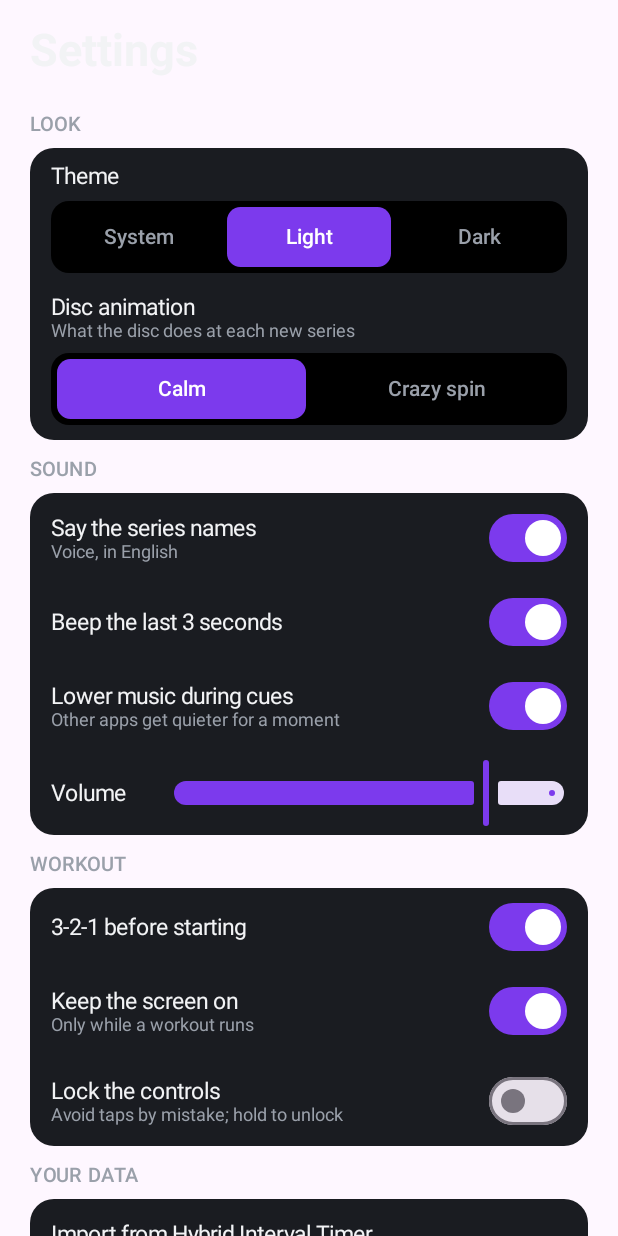
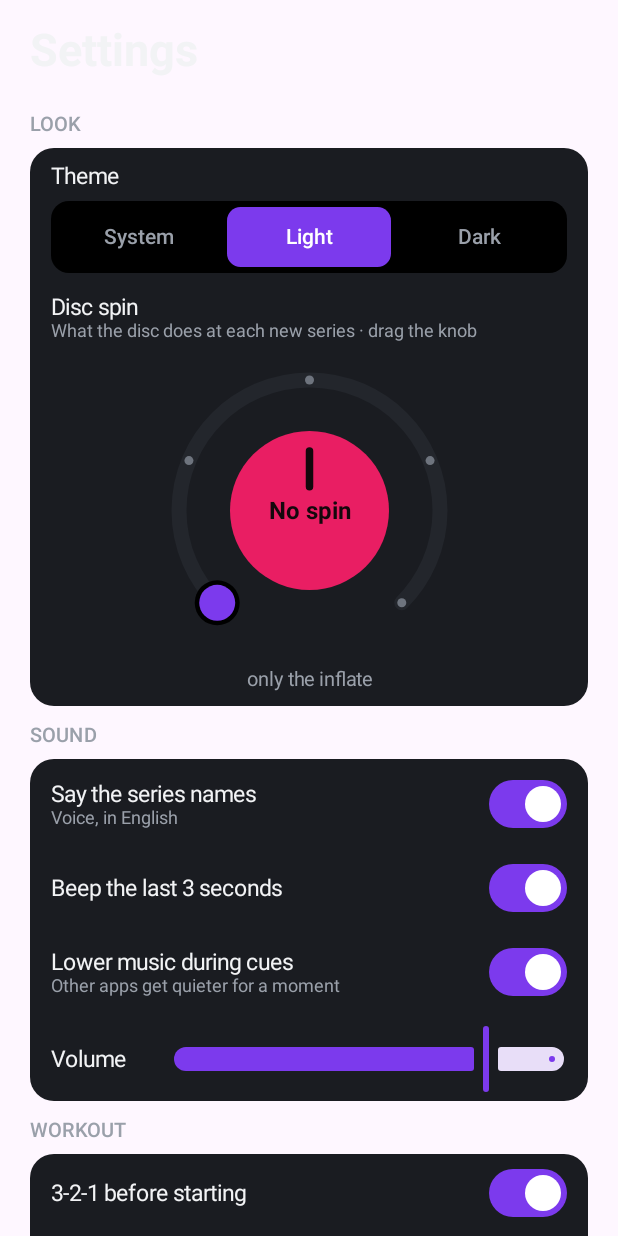
Before and after one commit to FrancescoRuscelli/intervals, an Android app built with Jetpack Compose: the composable SettingsScreen shown on its own in the app's theme, on a phone screen of 412 x 824 dp. Run offline under Robolectric (Android 15) with nearby library versions, the phone set to English and light mode, and no system bars.

Commit message:
Disc spin as a circular slider with five stops: no spin, a little, more, crazy, always

```diff
--- a/app/src/main/kotlin/app/intervals/ui/App.kt
+++ b/app/src/main/kotlin/app/intervals/ui/App.kt
@@ -1,5 +1,6 @@
 package app.intervals.ui
 
+import app.intervals.core.spinLevel
 import androidx.activity.compose.BackHandler
 import androidx.compose.foundation.background
 import androidx.compose.foundation.layout.Arrangement
@@ -75,7 +76,7 @@ fun App(vm: AppViewModel) {
             when (val top = vm.overlays.lastOrNull()) {
                 Overlay.EditWorkout -> EditWorkoutScreen(vm)
                 is Overlay.EditSeries -> EditSeriesScreen(vm, top)
-                Overlay.Player -> vm.player?.let { app.intervals.player.PlayerScreen(it, settings.keepScreenOn, settings.discAnimation) { it.stop() } }
+                Overlay.Player -> vm.player?.let { app.intervals.player.PlayerScreen(it, settings.keepScreenOn, settings.spinLevel) { it.stop() } }
                 is Overlay.GymLog -> app.intervals.ui.gym.GymLogScreen(vm, top.exerciseId, top.day)
                 Overlay.Settings -> androidx.compose.foundation.layout.Column(
                     Modifier.fillMaxSize().background(p.bg).statusBarsPadding().navigationBarsPadding(),
--- a/app/src/main/kotlin/app/intervals/ui/settings/SettingsScreen.kt
+++ b/app/src/main/kotlin/app/intervals/ui/settings/SettingsScreen.kt
@@ -1,5 +1,6 @@
 package app.intervals.ui.settings
 
+import app.intervals.core.spinLevel
 import androidx.activity.compose.rememberLauncherForActivityResult
 import androidx.activity.result.contract.ActivityResultContracts
 import androidx.compose.foundation.background
@@ -81,9 +82,9 @@ fun SettingsScreen(vm: AppViewModel) {
         Group("Look") {
             Text("Theme", color = p.text, fontSize = 15.sp, modifier = Modifier.padding(top = 10.dp, bottom = 8.dp))
             Segmented(listOf("System", "Light", "Dark"), s.theme.ordinal) { i -> set { it.copy(theme = ThemeMode.entries[i]) } }
-            Text("Disc animation", color = p.text, fontSize = 15.sp, modifier = Modifier.padding(top = 14.dp))
-            Text("What the disc does at each new series", color = p.muted, fontSize = 12.sp, modifier = Modifier.padding(bottom = 8.dp))
-            Segmented(listOf("Calm", "Crazy spin"), s.discAnimation.ordinal) { i -> set { it.copy(discAnimation = DiscAnimation.entries[i]) } }
+            Text("Disc spin", color = p.text, fontSize = 15.sp, modifier = Modifier.padding(top = 14.dp))
+            Text("What the disc does at each new series · drag the knob", color = p.muted, fontSize = 12.sp, modifier = Modifier.padding(bottom = 8.dp))
+            SpinDial(s.spinLevel) { lvl -> set { it.copy(spin = lvl, discAnimation = if (lvl >= 3) DiscAnimation.CRAZY_SPIN else DiscAnimation.CALM) } }
             Spacer(Modifier.height(10.dp))
         }
 
--- /dev/null
+++ b/app/src/main/kotlin/app/intervals/ui/settings/SpinDial.kt
@@ -0,0 +1,127 @@
+package app.intervals.ui.settings
+
+import androidx.compose.animation.core.animateFloat
+import androidx.compose.animation.core.Animatable
+import androidx.compose.animation.core.FastOutSlowInEasing
+import androidx.compose.animation.core.LinearEasing
+import androidx.compose.animation.core.infiniteRepeatable
+import androidx.compose.animation.core.rememberInfiniteTransition
+import androidx.compose.animation.core.tween
+import androidx.compose.foundation.Canvas
+import androidx.compose.foundation.gestures.detectDragGestures
+import androidx.compose.foundation.gestures.detectTapGestures
+import androidx.compose.foundation.layout.Box
+import androidx.compose.foundation.layout.Column
+import androidx.compose.foundation.layout.fillMaxSize
+import androidx.compose.foundation.layout.fillMaxWidth
+import androidx.compose.foundation.layout.size
+import androidx.compose.material3.Text
+import androidx.compose.runtime.Composable
+import androidx.compose.runtime.LaunchedEffect
+import androidx.compose.runtime.getValue
+import androidx.compose.runtime.mutableIntStateOf
+import androidx.compose.runtime.remember
+import androidx.compose.runtime.setValue
+import androidx.compose.ui.Alignment
+import androidx.compose.ui.Modifier
+import androidx.compose.ui.geometry.Offset
+import androidx.compose.ui.geometry.Size
+import androidx.compose.ui.graphics.Color
+import androidx.compose.ui.graphics.StrokeCap
+import androidx.compose.ui.graphics.drawscope.Stroke
+import androidx.compose.ui.graphics.drawscope.rotate
+import androidx.compose.ui.input.pointer.pointerInput
+import androidx.compose.ui.semantics.contentDescription
+import androidx.compose.ui.semantics.semantics
+import androidx.compose.ui.semantics.setProgress
+import androidx.compose.ui.text.font.FontWeight
+import androidx.compose.ui.text.style.TextAlign
+import androidx.compose.ui.unit.dp
+import androidx.compose.ui.unit.sp
+import app.intervals.core.SPIN_LABELS
+import app.intervals.ui.LocalPalette
+import kotlin.math.atan2
+import kotlin.math.cos
+import kotlin.math.sin
+
+private const val START = 135f // degrees, the arc runs clockwise from bottom-left…
+private const val SWEEP = 270f // …to bottom-right
+private val SUB = listOf("only the inflate", "a quick quarter turn", "one turn, the rings sway", "1.5 turns, the rings swing", "turns all the time")
+
+/** A circular slider for the disc spin (0 none … 4 always): drag the knob or tap a stop; the middle shows it spinning. */
+@Composable
+fun SpinDial(level: Int, onChange: (Int) -> Unit) {
+    val p = LocalPalette.current
+    var current by remember(level) { mutableIntStateOf(level) }
+    fun stopAngle(i: Int) = START + SWEEP * i / 4f
+    fun nearest(o: Offset, w: Float, h: Float): Int {
+        var a = Math.toDegrees(atan2((o.y - h / 2).toDouble(), (o.x - w / 2).toDouble())).toFloat()
+        if (a < 0) a += 360f
+        // the gap at the bottom: snap to the closer end
+        var rel = (a - START + 360f) % 360f
+        if (rel > SWEEP) rel = if (rel > SWEEP + (360f - SWEEP) / 2) 0f else SWEEP
+        return Math.round(rel / SWEEP * 4).coerceIn(0, 4)
+    }
+
+    // the preview disc in the middle: shows the chosen spin
+    val demo = remember { Animatable(0f) }
+    LaunchedEffect(current) {
+        if (current in 1..3) while (true) {
+            val from = when (current) { 1 -> -90f; 2 -> -360f; else -> -540f }
+            demo.snapTo(from)
+            demo.animateTo(0f, tween(when (current) { 1 -> 450; 2 -> 600; else -> 700 }, easing = FastOutSlowInEasing))
+            kotlinx.coroutines.delay(900)
+        } else demo.snapTo(0f)
+    }
+    val forever = rememberInfiniteTransition(label = "dial")
+    val always by forever.animateFloat(0f, 360f, infiniteRepeatable(tween(8000, easing = LinearEasing)), label = "always")
+
+    Column(Modifier.fillMaxWidth(), horizontalAlignment = Alignment.CenterHorizontally) {
+        Box(
+            Modifier.size(210.dp)
+                .semantics {
+                    contentDescription = "Disc spin: ${SPIN_LABELS[current]}"
+                    setProgress { v -> val i = Math.round(v * 4).coerceIn(0, 4); current = i; onChange(i); true }
+                }
+                .pointerInput(Unit) {
+                    detectTapGestures { o -> current = nearest(o, size.width.toFloat(), size.height.toFloat()); onChange(current) }
+                }
+                .pointerInput(Unit) {
+                    detectDragGestures(onDragEnd = { onChange(current) }) { change, _ ->
+                        change.consume()
+                        current = nearest(change.position, size.width.toFloat(), size.height.toFloat())
+                    }
+                },
+            contentAlignment = Alignment.Center,
+        ) {
+            Canvas(Modifier.fillMaxSize()) {
+                val stroke = 10.dp.toPx()
+                val r = size.minDimension / 2f - 18.dp.toPx()
+                val tl = Offset(center.x - r, center.y - r)
+                val sz = Size(r * 2, r * 2)
+                drawArc(p.line, START, SWEEP, false, tl, sz, style = Stroke(stroke, cap = StrokeCap.Round))
+                if (current > 0) drawArc(p.accent, START, SWEEP * current / 4f, false, tl, sz, style = Stroke(stroke, cap = StrokeCap.Round))
+                for (i in 0..4) {
+                    val a = Math.toRadians(stopAngle(i).toDouble())
+                    val pt = Offset(center.x + r * cos(a).toFloat(), center.y + r * sin(a).toFloat())
+                    drawCircle(if (i <= current) p.onAccent else p.faint, 3.dp.toPx(), pt)
+                }
+                // the knob
+                val a = Math.toRadians(stopAngle(current).toDouble())
+                val knob = Offset(center.x + r * cos(a).toFloat(), center.y + r * sin(a).toFloat())
+                drawCircle(p.bg, 15.dp.toPx(), knob)
+                drawCircle(p.accent, 12.dp.toPx(), knob)
+                // the preview disc, with a mark so the turn is visible
+                val dr = r - 34.dp.toPx()
+                rotate(demo.value + if (current == 4) always else 0f) {
+                    drawCircle(p.pink, dr)
+                    drawLine(Color(0xFF14080C), Offset(center.x, center.y - dr * 0.75f), Offset(center.x, center.y - dr * 0.3f), 5.dp.toPx(), cap = StrokeCap.Round)
+                }
+            }
+            Column(horizontalAlignment = Alignment.CenterHorizontally) {
+                Text(SPIN_LABELS[current], color = Color(0xFF14080C), fontSize = 16.sp, fontWeight = FontWeight.Bold)
+            }
+        }
+        Text(SUB[current], color = p.muted, fontSize = 13.sp, textAlign = TextAlign.Center)
+    }
+}
--- a/core/src/main/kotlin/app/intervals/core/Settings.kt
+++ b/core/src/main/kotlin/app/intervals/core/Settings.kt
@@ -25,6 +25,8 @@ data class AppSettings(
     val duckMusic: Boolean = true,
     val countdown: Boolean = true,
     val discAnimation: DiscAnimation = DiscAnimation.CALM,
+    /** Disc spin 0..4 (none, a little, more, crazy, always); -1 = not set yet, taken from [discAnimation]. */
+    val spin: Int = -1,
     val keepScreenOn: Boolean = true,
     val lockControls: Boolean = false,
 ) {
@@ -32,3 +34,8 @@ data class AppSettings(
         require(volume in 0f..1f) { "volume must be in 0..1" }
     }
 }
+
+/** How much the disc spins, 0 = no spin … 4 = always spinning (older settings: Calm = 0, Crazy spin = 3). */
+val AppSettings.spinLevel: Int get() = if (spin in 0..4) spin else if (discAnimation == DiscAnimation.CRAZY_SPIN) 3 else 0
+
+val SPIN_LABELS = listOf("No spin", "A little", "More", "Crazy", "Always")
```
Also changed, not shown: app/src/main/kotlin/app/intervals/player/PlayerScreen.kt (+18 -12 lines), 1 other file.
